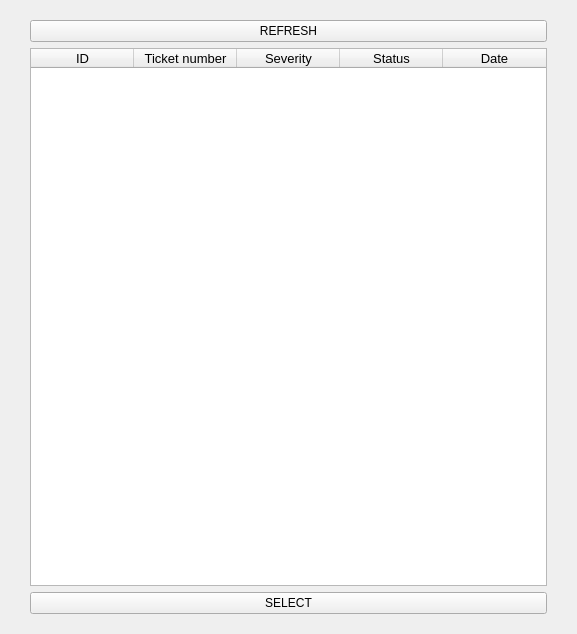
Qt form gui_testic.ui (Sasa993/Agent-Tool) before a commit.
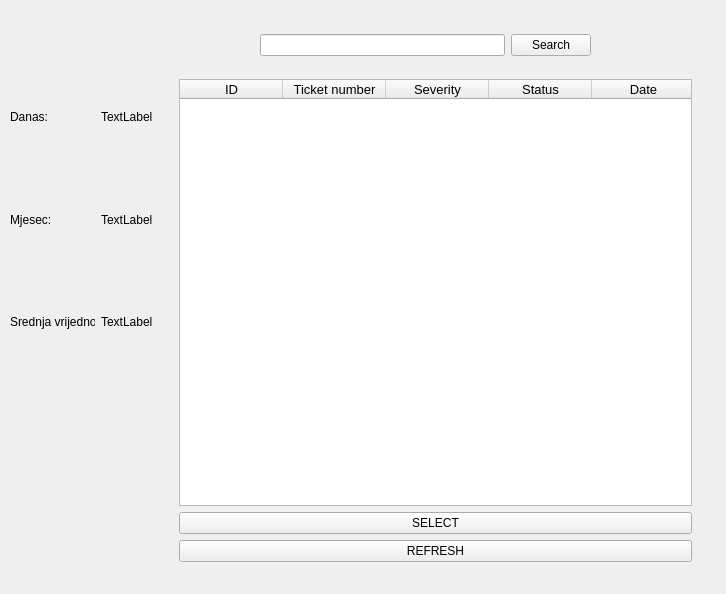
The same form after that commit.

```diff
--- a/gui_testic.ui
+++ b/gui_testic.ui
@@ -9,8 +9,8 @@
    <rect>
     <x>0</x>
     <y>0</y>
-    <width>577</width>
-    <height>634</height>
+    <width>726</width>
+    <height>594</height>
    </rect>
   </property>
   <property name="minimumSize">
@@ -21,15 +21,22 @@
   </property>
   <property name="maximumSize">
    <size>
-    <width>577</width>
+    <width>800</width>
     <height>16777215</height>
    </size>
   </property>
   <property name="windowTitle">
    <string>Form</string>
   </property>
-  <layout class="QVBoxLayout" name="verticalLayout">
-   <item>
+  <widget class="QWidget" name="">
+   <property name="geometry">
+    <rect>
+     <x>160</x>
+     <y>70</y>
+     <width>551</width>
+     <height>501</height>
+    </rect>
+   </property>
     <layout class="QGridLayout" name="gridLayout_2">
      <property name="leftMargin">
       <number>10</number>
@@ -50,18 +57,11 @@
          <rect>
           <x>0</x>
           <y>0</y>
-          <width>539</width>
-          <height>614</height>
+         <width>531</width>
+         <height>499</height>
          </rect>
         </property>
         <layout class="QVBoxLayout" name="verticalLayout_2">
-         <item>
-          <widget class="QPushButton" name="pushButtonRefresh">
-           <property name="text">
-            <string>REFRESH</string>
-           </property>
-          </widget>
-         </item>
          <item>
           <widget class="QTableWidget" name="tableWidgetIspisIzBaze">
            <property name="sizePolicy">
@@ -193,13 +193,95 @@
            </property>
           </widget>
          </item>
+        <item>
+         <widget class="QPushButton" name="pushButtonRefresh">
+          <property name="text">
+           <string>REFRESH</string>
+          </property>
+         </widget>
+        </item>
         </layout>
        </widget>
       </widget>
      </item>
     </layout>
-   </item>
-  </layout>
+  </widget>
+  <widget class="QWidget" name="horizontalLayoutWidget">
+   <property name="geometry">
+    <rect>
+     <x>260</x>
+     <y>30</y>
+     <width>331</width>
+     <height>31</height>
+    </rect>
+   </property>
+   <layout class="QHBoxLayout" name="horizontalLayout_5">
+    <item>
+     <widget class="QLineEdit" name="lineEdit"/>
+    </item>
+    <item>
+     <widget class="QPushButton" name="pushButton">
+      <property name="text">
+       <string>Search</string>
+      </property>
+     </widget>
+    </item>
+   </layout>
+  </widget>
+  <widget class="QWidget" name="gridLayoutWidget">
+   <property name="geometry">
+    <rect>
+     <x>10</x>
+     <y>69</y>
+     <width>143</width>
+     <height>301</height>
+    </rect>
+   </property>
+   <layout class="QGridLayout" name="gridLayout_7">
+    <item row="1" column="1">
+     <widget class="QLabel" name="labelBrojTiketaMjesec">
+      <property name="text">
+       <string>TextLabel</string>
+      </property>
+     </widget>
+    </item>
+    <item row="1" column="0">
+     <widget class="QLabel" name="label_3">
+      <property name="text">
+       <string>Mjesec:</string>
+      </property>
+     </widget>
+    </item>
+    <item row="0" column="1">
+     <widget class="QLabel" name="labelBrojTiketaDanas">
+      <property name="text">
+       <string>TextLabel</string>
+      </property>
+     </widget>
+    </item>
+    <item row="0" column="0">
+     <widget class="QLabel" name="label">
+      <property name="text">
+       <string>Danas:</string>
+      </property>
+     </widget>
+    </item>
+    <item row="2" column="0">
+     <widget class="QLabel" name="label_2">
+      <property name="text">
+       <string>Srednja vrijednost</string>
+      </property>
+     </widget>
+    </item>
+    <item row="2" column="1">
+     <widget class="QLabel" name="labelSrednjaVrijednostDuzine">
+      <property name="text">
+       <string>TextLabel</string>
+      </property>
+     </widget>
+    </item>
+   </layout>
+  </widget>
  </widget>
  <resources/>
  <connections/>
```
Lines whose indentation alone changed are shown as unchanged.
